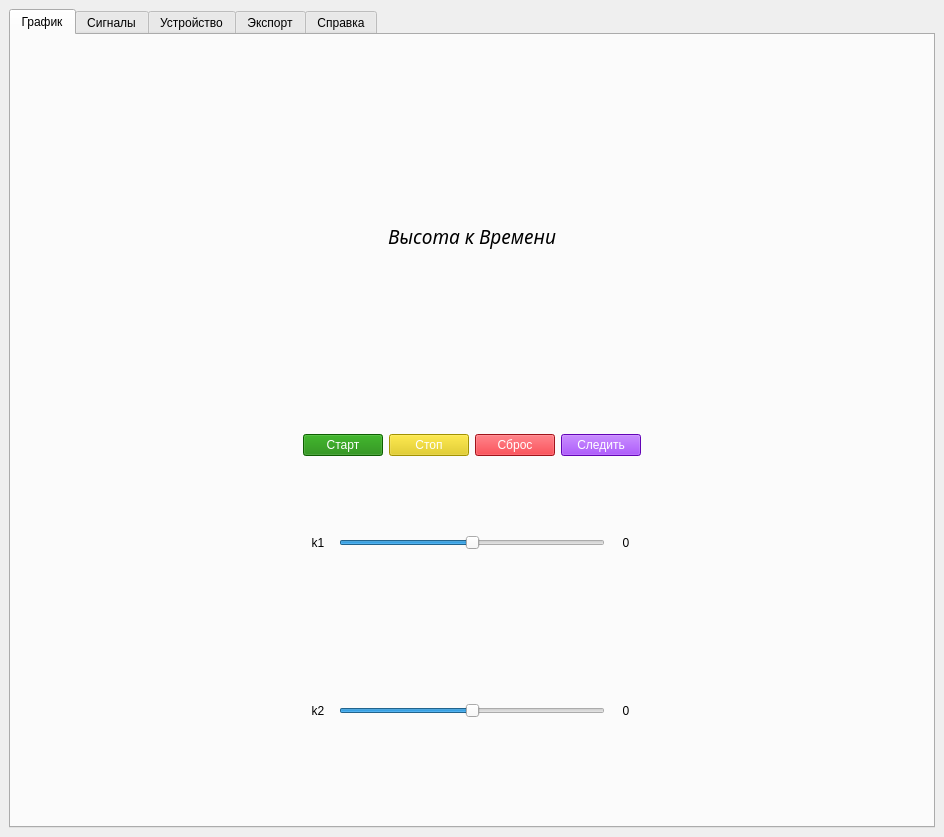
Old version of the form ui/main.ui in the repository Vlafder/sfive.
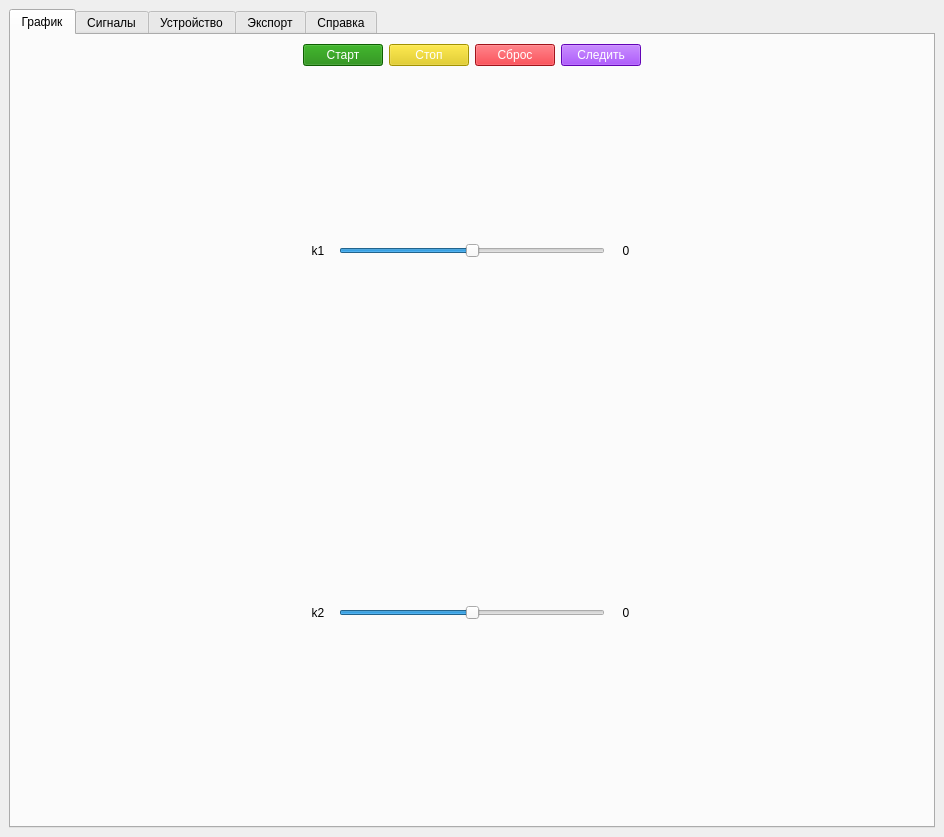
New version of the form. Icons and pictures are not drawn.

```diff
--- a/ui/main.ui
+++ b/ui/main.ui
@@ -32,39 +32,11 @@
        </attribute>
        <layout class="QVBoxLayout" name="verticalLayout_7">
         <item>
-         <layout class="QVBoxLayout" name="graph_layout">
-          <item>
            <layout class="QVBoxLayout" name="verticalLayout_9">
-            <item>
-             <widget class="QLabel" name="label">
-              <property name="minimumSize">
-               <size>
-                <width>200</width>
-                <height>50</height>
-               </size>
-              </property>
-              <property name="font">
-               <font>
-                <family>Ubuntu Mono</family>
-                <pointsize>14</pointsize>
-                <italic>true</italic>
-               </font>
-              </property>
-              <property name="text">
-               <string>Высота к Времени</string>
-              </property>
-              <property name="alignment">
-               <set>Qt::AlignCenter</set>
-              </property>
-              <property name="margin">
-               <number>0</number>
-              </property>
-             </widget>
-            </item>
             <item>
              <layout class="QHBoxLayout" name="horizontalLayout_2">
               <item>
-               <spacer name="horizontalSpacer_5">
+             <spacer name="horizontalSpacer_4">
                 <property name="orientation">
                  <enum>Qt::Horizontal</enum>
                 </property>
@@ -252,7 +224,7 @@
                </layout>
               </item>
               <item>
-               <spacer name="horizontalSpacer_4">
+             <spacer name="horizontalSpacer_5">
                 <property name="orientation">
                  <enum>Qt::Horizontal</enum>
                 </property>
@@ -268,7 +240,8 @@
             </item>
            </layout>
           </item>
-         </layout>
+        <item>
+         <layout class="QVBoxLayout" name="graph_layout"/>
         </item>
        </layout>
       </widget>
```
Lines whose indentation alone changed are shown as unchanged.
